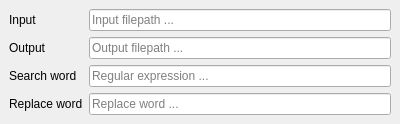
Old version of the form src/plugins/FileTextReplace/filetextreplacewidget.ui in the repository karakirimu/AutoBatchTools.
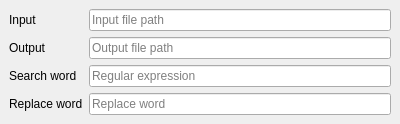
New version of the form.

```diff
--- a/src/plugins/FileTextReplace/filetextreplacewidget.ui
+++ b/src/plugins/FileTextReplace/filetextreplacewidget.ui
@@ -61,21 +61,21 @@
       <item row="1" column="2">
        <widget class="QLineEdit" name="outputEdit">
         <property name="placeholderText">
-         <string>Output filepath ...</string>
+         <string>Output file path</string>
         </property>
        </widget>
       </item>
       <item row="0" column="2">
        <widget class="QLineEdit" name="inputEdit">
         <property name="placeholderText">
-         <string>Input filepath ...</string>
+         <string>Input file path</string>
         </property>
        </widget>
       </item>
       <item row="2" column="2">
        <widget class="QLineEdit" name="searchEdit">
         <property name="placeholderText">
-         <string>Regular expression ...</string>
+         <string>Regular expression</string>
         </property>
        </widget>
       </item>
@@ -96,7 +96,7 @@
       <item row="4" column="2">
        <widget class="QLineEdit" name="replaceEdit">
         <property name="placeholderText">
-         <string>Replace word ...</string>
+         <string>Replace word</string>
         </property>
        </widget>
       </item>
```
